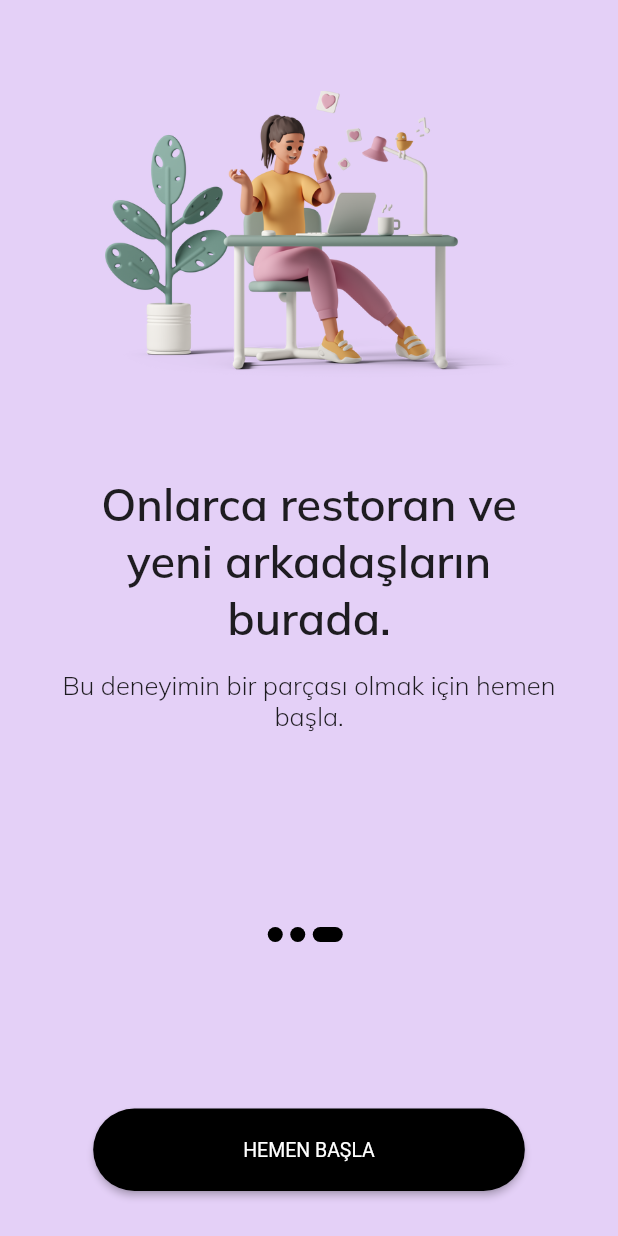
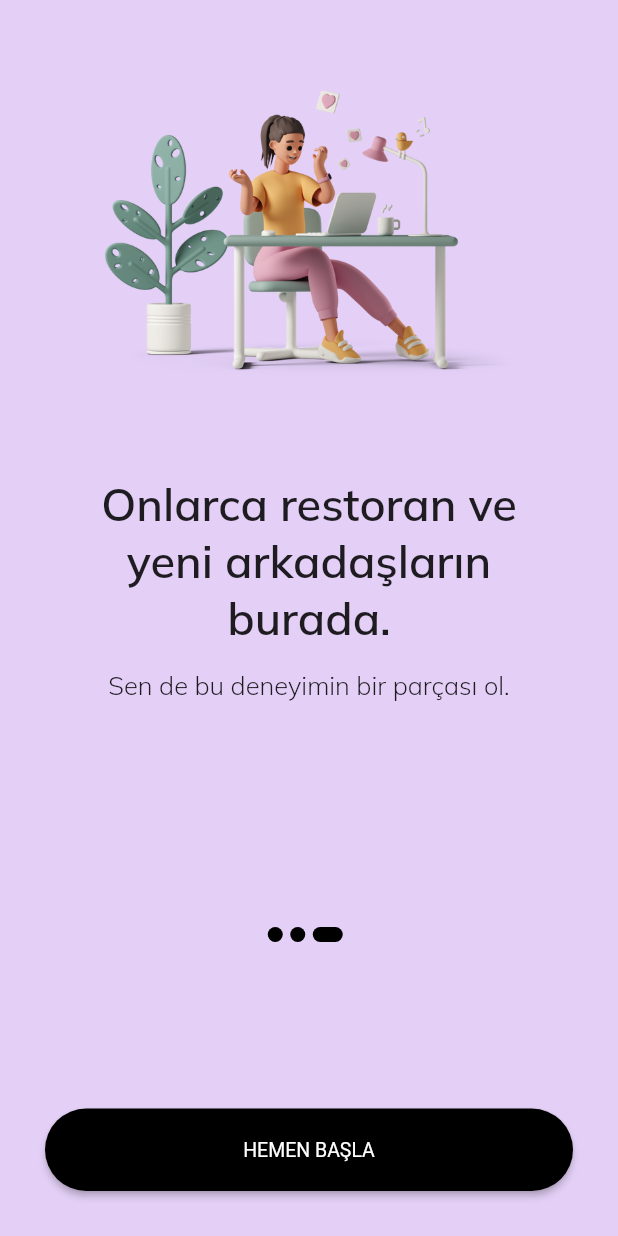
Before and after one commit to KhadijaMammadova/Food-Buddy, a Flutter app: the screen it shows after launch, swiped to page 3, on a phone screen of 412 x 824 dp. Run offline on Flutter 3.47's test engine with Material 2 defaults, Android fonts, the phone set to English and light mode, and no system bars; our stand-ins replace cloud_firestore, curved_navigation_bar, firebase_auth, firebase_core, flutter_svg, get_it and 2 more; missing offline and left inert: dart:ffi; accounts and stored records are empty.

Commit message:
fazla kodlar silindi

```diff
--- a/lib/Screens/Chat/conversation.dart
+++ b/lib/Screens/Chat/conversation.dart
@@ -1,4 +1,3 @@
-import 'package:flutter/cupertino.dart';
 import 'package:flutter/material.dart';
 import 'package:food_buddy/components/constants.dart';
 import 'package:cloud_firestore/cloud_firestore.dart';
--- a/lib/Screens/Homepage/homepage_restourants_screen.dart
+++ b/lib/Screens/Homepage/homepage_restourants_screen.dart
@@ -4,7 +4,6 @@ import 'package:food_buddy/Screens/Homepage/restourant_card.dart';
 import 'package:food_buddy/components/constants.dart';
 import 'package:food_buddy/models/restourant.dart';
 import 'package:food_buddy/models/restourant_api.dart';
-import 'package:google_mobile_ads/google_mobile_ads.dart';
 
 
 class HomePage extends StatefulWidget {
--- a/lib/Screens/Homepage/sorry.dart
+++ b/lib/Screens/Homepage/sorry.dart
@@ -7,7 +7,7 @@ class SorryPage extends StatelessWidget {
     return Scaffold(
       appBar: AppBar(
         title: Text('Food Buddy'),
-        backgroundColor: kPrimaryColor,
+        backgroundColor: Color.fromARGB(255, 247, 191, 107),
         elevation: 0,
       ),
       body: Stack(
--- a/lib/Screens/Onboarding/onboarding_contents.dart
+++ b/lib/Screens/Onboarding/onboarding_contents.dart
@@ -22,6 +22,6 @@ List<OnboardingContents> contents = [
   OnboardingContents(
       title: "Onlarca restoran ve yeni arkadaşların burada.",
       image: "assets/images/excited.png",
-      desc: "Bu deneyimin bir parçası olmak için hemen başla.",
+      desc: "Sen de bu deneyimin bir parçası ol.",
   ),
 ];
--- a/lib/Screens/Onboarding/onboarding_screen.dart
+++ b/lib/Screens/Onboarding/onboarding_screen.dart
@@ -131,7 +131,7 @@ class _OnboardingScreenState extends State<OnboardingScreen> {
                                 ),
                               );
                             },
-                            child: Text("HEMEN BAŞLA"),
+                            child: Center(child: Text("HEMEN BAŞLA")),
                             style: ElevatedButton.styleFrom(
                               primary: Colors.black,
                               shape: new RoundedRectangleBorder(
--- a/lib/main.dart
+++ b/lib/main.dart
@@ -37,9 +37,6 @@ class MyApp extends StatelessWidget {
         scaffoldBackgroundColor: Colors.white,
       ),
       home: isViewed != 0 ? OnboardingScreen() : AuthWrapper(),
-      //home: AuthWrapper(
-
-      //),
     );
   }
 }
--- a/pubspec.yaml
+++ b/pubspec.yaml
@@ -38,7 +38,6 @@ dependencies:
   google_fonts: ^2.3.0
   curved_navigation_bar: ^1.0.3
   shared_preferences: ^2.0.15
-  google_mobile_ads: ^1.2.0
 
 
 
```
Also changed, not shown: pubspec.lock, 1 other file.
